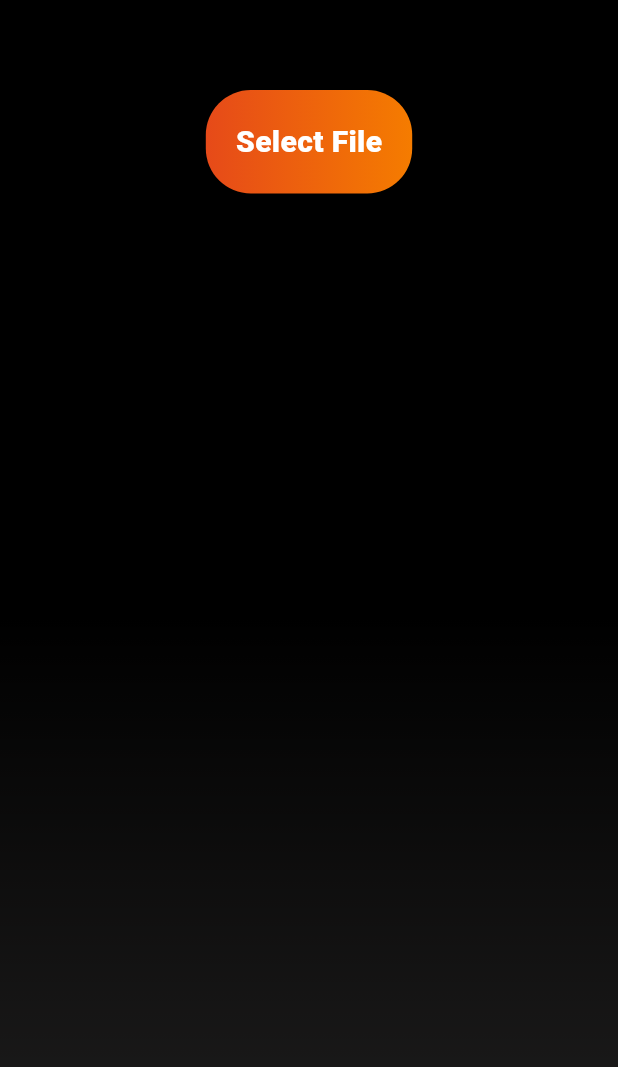
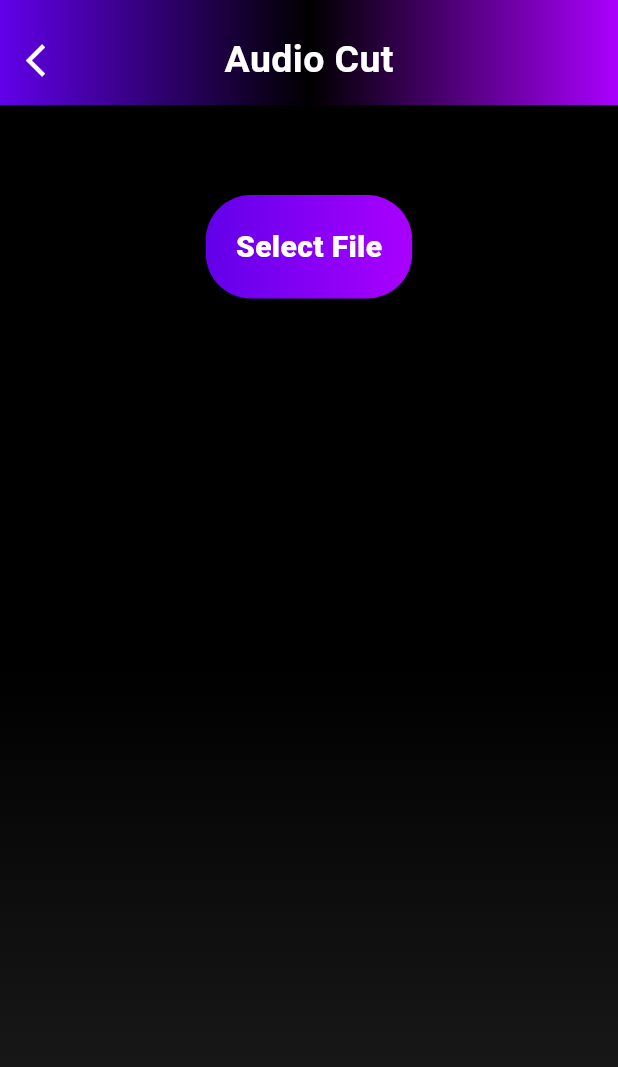
Before and after one commit to rohanpatel1309/trim_pro, a Flutter app: the AudioCutScreen screen opened by its route, on a phone screen of 412 x 824 dp. Shown: the top 1067 px of the screen. Run offline on Flutter 3.47's test engine with Material 3 defaults, Android fonts, the light colour scheme and no system bars; our stand-ins replace auto_route, bloc, device_info_plus, equatable, file_picker, flutter_bloc and 7 more; missing offline and left inert: ffmpeg_kit_flutter, flutter_file_dialog; generated files the repository leaves out were written again.

Commit message:
- Updated themes. - Updated progress indicator. - Added appbar.

```diff
--- a/lib/core/app_utils/app_background.dart
+++ b/lib/core/app_utils/app_background.dart
@@ -1,14 +1,58 @@
+import 'package:auto_route/auto_route.dart';
 import 'package:flutter/material.dart';
 import 'package:flutter_screenutil/flutter_screenutil.dart';
+import 'package:trim_pro/core/app_utils/color_utils.dart';
 
 class AppBackground extends StatelessWidget {
-  const AppBackground({super.key, required this.child});
+  const AppBackground(
+      {super.key, required this.child, required this.titleText});
 
+  final String titleText;
   final Widget child;
 
   @override
   Widget build(BuildContext context) {
-    return Scaffold(
+    return SafeArea(
+      child: Scaffold(
+        appBar: PreferredSize(
+            preferredSize: Size(ScreenUtil().screenWidth, 35.h),
+            child: Container(
+              height: 35.h,
+              padding: EdgeInsets.only(top: 5.h),
+              decoration: BoxDecoration(
+                gradient: LinearGradient(
+                  colors: [
+                    ColorUtils.themeColor1,
+                    Colors.black,
+                    ColorUtils.themeColor2,
+
+                  ],
+                ),
+              ),
+              child: Stack(
+                children: [
+                  Align(
+                      alignment: Alignment.centerLeft,
+                      child: IconButton(
+                        icon:  Icon(
+                          Icons.arrow_back_ios_sharp,
+                          color: ColorUtils.commonButtonTextColor,
+                          size: 13.h,
+                        ),
+                        onPressed: () => context.router.back(),
+                      )),
+                  Align(
+                      alignment: Alignment.center,
+                      child: Text(
+                        titleText,
+                        style: TextStyle(
+                            color: ColorUtils.commonButtonTextColor,
+                            fontWeight: FontWeight.bold,
+                            fontSize: 50.sp),
+                      )),
+                ],
+              ),
+            )),
         body: Container(
             padding: EdgeInsets.only(top: 30.h),
             width: double.infinity,
@@ -25,6 +69,7 @@ class AppBackground extends StatelessWidget {
               ),
             ),
             child: child),
+      ),
     );
   }
 }
--- a/lib/core/app_utils/color_utils.dart
+++ b/lib/core/app_utils/color_utils.dart
@@ -1,8 +1,8 @@
 import 'package:flutter/material.dart';
 
 class ColorUtils {
-  static final Color themeColor1 = Colors.deepOrange.shade700;
-  static final Color themeColor2 = Colors.orange.shade700;
+  static final Color themeColor1 = Colors.deepPurpleAccent.shade700;
+  static final Color themeColor2 = Colors.purpleAccent.shade700;
   static const Color commonButtonTextColor = Colors.white;
-  static final Color commonCircularProgressIndicatorColor = Colors.deepOrange.shade700;
+  static const Color commonCircularProgressIndicatorColor = Colors.white;
 }
--- a/lib/feature/audio_editing/cut_audio/presentation/bloc/audio_cut_screen_bloc.dart
+++ b/lib/feature/audio_editing/cut_audio/presentation/bloc/audio_cut_screen_bloc.dart
@@ -75,10 +75,11 @@ class AudioCutScreenBloc
                 isLoading: false, isCompleted: true);
             emit(AudioCutScreenState(
                 audioCutBlocStateModel: audioCutBlocStateModel));
+            emit(const Completed());
           } else {
             audioCutBlocStateModel =
                 audioCutBlocStateModel.copyWith(isLoading: false);
-            emit(Error(error: "Something Went Wrong",timeStamp: DateTime.now()));
+            emit(Error(error: "File is not saved",timeStamp: DateTime.now()));
             emit(AudioCutScreenState(
                 audioCutBlocStateModel: audioCutBlocStateModel));
           }
--- a/lib/feature/audio_editing/cut_audio/presentation/bloc/audio_cut_screen_state.dart
+++ b/lib/feature/audio_editing/cut_audio/presentation/bloc/audio_cut_screen_state.dart
@@ -11,11 +11,21 @@ final class AudioCutScreenState extends Equatable {
 }
 
 final class Error extends AudioCutScreenState {
-  const Error( {required this.error, required this.timeStamp}) : super(audioCutBlocStateModel: const AudioCutBlocStateModel());
+  const Error({required this.error, required this.timeStamp})
+      : super(audioCutBlocStateModel: const AudioCutBlocStateModel());
   final String error;
   final DateTime timeStamp;
 
   @override
   // TODO: implement props
-  List<Object?> get props => [error,timeStamp];
+  List<Object?> get props => [error, timeStamp];
 }
+
+final class Completed extends AudioCutScreenState {
+  const Completed()
+      : super(audioCutBlocStateModel: const AudioCutBlocStateModel());
+
+  @override
+  // TODO: implement props
+  List<Object?> get props => [];
+}
--- a/lib/feature/audio_editing/cut_audio/presentation/pages/audio_cut_screen.dart
+++ b/lib/feature/audio_editing/cut_audio/presentation/pages/audio_cut_screen.dart
@@ -4,13 +4,13 @@ import 'package:flutter_screenutil/flutter_screenutil.dart';
 import 'package:get_it/get_it.dart';
 import 'package:trim_pro/core/app_utils/app_background.dart';
 import 'package:flutter_bloc/flutter_bloc.dart';
-import 'package:trim_pro/core/app_utils/color_utils.dart';
 import 'package:trim_pro/core/app_utils/common_methods.dart';
 import 'package:trim_pro/feature/audio_editing/common_bloc/common_audio_bloc.dart'
     as common_audio_bloc;
 import 'package:trim_pro/feature/audio_editing/common_widgets/common_audio_player.dart';
-import 'package:trim_pro/feature/audio_editing/common_widgets/common_button.dart';
-import 'package:trim_pro/feature/audio_editing/common_widgets/common_time_fields.dart';
+import 'package:trim_pro/feature/common_widgets/common_button.dart';
+import 'package:trim_pro/feature/common_widgets/common_progress_indicator.dart';
+import 'package:trim_pro/feature/common_widgets/common_time_fields.dart';
 import 'package:trim_pro/feature/audio_editing/cut_audio/presentation/bloc/audio_cut_screen_bloc.dart'
     as audio_cut_bloc;
 
@@ -31,7 +31,7 @@ class AudioCutScreen extends StatelessWidget implements AutoRouteWrapper {
 
   @override
   Widget build(BuildContext context) {
-    return const AppBackground(child: ScreenChildren());
+    return const AppBackground(titleText: "Audio Cut",child: ScreenChildren(),);
   }
 }
 
@@ -58,6 +58,11 @@ class ScreenChildren extends StatelessWidget {
             CommonMethods.showToast(
               msg: state.error,
             );
+          } else if (state is audio_cut_bloc.Completed) {
+            CommonMethods.showToast(
+              msg: "File saved successfully.",
+            );
+            context.router.back();
           }
         }),
       ],
@@ -75,17 +80,10 @@ class ScreenChildren extends StatelessWidget {
               selector: (state) => state.audioCutBlocStateModel.isLoading,
               builder: (context, state) {
                 return state
-                    ? Center(
-                        child: Container(
-                          decoration: BoxDecoration(
-                            border: Border.all(color: Colors.white, width: 2),
-                            borderRadius: BorderRadius.circular(15.h),
-                          ),
-                          child:  CircularProgressIndicator(
-                            color: ColorUtils.commonCircularProgressIndicatorColor,
-                          ),
-                        ),
-                      )
+                    ? Padding(
+                      padding:  EdgeInsets.only(bottom: 60.h),
+                      child: const CommonProgressIndicator(),
+                    )
                     : const SizedBox();
               })
         ],
@@ -125,7 +123,8 @@ class _AudioCutScreenFieldsState extends State<AudioCutScreenFields> {
             onTap: () {
               BlocProvider.of<audio_cut_bloc.AudioCutScreenBloc>(context).add(
                   audio_cut_bloc.CutAudio(
-                      start: startController.text.trim(), end: endController.text.trim()));
+                      start: startController.text.trim(),
+                      end: endController.text.trim()));
             },
             buttonText: '  Cut  ',
           ),
--- a/lib/feature/audio_editing/cut_merge_audio/presentation/pages/audio_cut_merge_screen.dart
+++ b/lib/feature/audio_editing/cut_merge_audio/presentation/pages/audio_cut_merge_screen.dart
@@ -3,7 +3,7 @@ import 'package:flutter/material.dart';
 import 'package:get_it/get_it.dart';
 import 'package:trim_pro/core/app_utils/app_background.dart';
 import 'package:flutter_bloc/flutter_bloc.dart';
-import 'package:trim_pro/feature/audio_editing/common_widgets/common_button.dart';
+import 'package:trim_pro/feature/common_widgets/common_button.dart';
 import 'package:trim_pro/feature/audio_editing/cut_audio/presentation/bloc/audio_cut_screen_bloc.dart';
 
 @RoutePage(name: 'audioCutMerge')
@@ -12,7 +12,7 @@ class AudioCutMergeScreen extends StatelessWidget {
 
   @override
   Widget build(BuildContext context) {
-    return const AppBackground(child: ScreenChildren());
+    return const AppBackground(titleText: "Audio Cut & Merge",child: ScreenChildren(),);
   }
 }
 
--- a/lib/feature/audio_editing/merge_audio/presentation/pages/audio_merge_screen.dart
+++ b/lib/feature/audio_editing/merge_audio/presentation/pages/audio_merge_screen.dart
@@ -4,7 +4,7 @@ import 'package:flutter_screenutil/flutter_screenutil.dart';
 import 'package:get_it/get_it.dart';
 import 'package:trim_pro/core/app_utils/app_background.dart';
 import 'package:flutter_bloc/flutter_bloc.dart';
-import 'package:trim_pro/feature/audio_editing/common_widgets/common_button.dart';
+import 'package:trim_pro/feature/common_widgets/common_button.dart';
 import 'package:trim_pro/feature/audio_editing/cut_audio/presentation/bloc/audio_cut_screen_bloc.dart';
 
 @RoutePage(name: 'audioMerge')
@@ -13,7 +13,7 @@ class AudioMergeScreen extends StatelessWidget {
 
   @override
   Widget build(BuildContext context) {
-    return const AppBackground(child: ScreenChildren());
+    return const AppBackground(titleText: "Audio Merge",child: ScreenChildren(),);
   }
 }
 
--- a/lib/feature/home/presentation/pages/home_screen.dart
+++ b/lib/feature/home/presentation/pages/home_screen.dart
@@ -16,6 +16,7 @@ class HomeScreen extends StatelessWidget{
   @override
   Widget build(BuildContext context) {
     return const AppBackground(
+      titleText: "Home",
       child: ScreenChildren(),
     );
   }
```
Also changed, not shown: lib/feature/audio_editing/common_widgets/common_audio_player.dart (+18 -22 lines), lib/feature/common_widgets/common_progress_indicator.dart (added, +42 -0 lines), lib/feature/common_widgets/common_button.dart (renamed from lib/feature/audio_editing/common_widgets/common_button.dart), lib/feature/common_widgets/common_time_fields.dart (renamed from lib/feature/audio_editing/common_widgets/common_time_fields.dart). Lines whose indentation alone changed are shown as unchanged.
